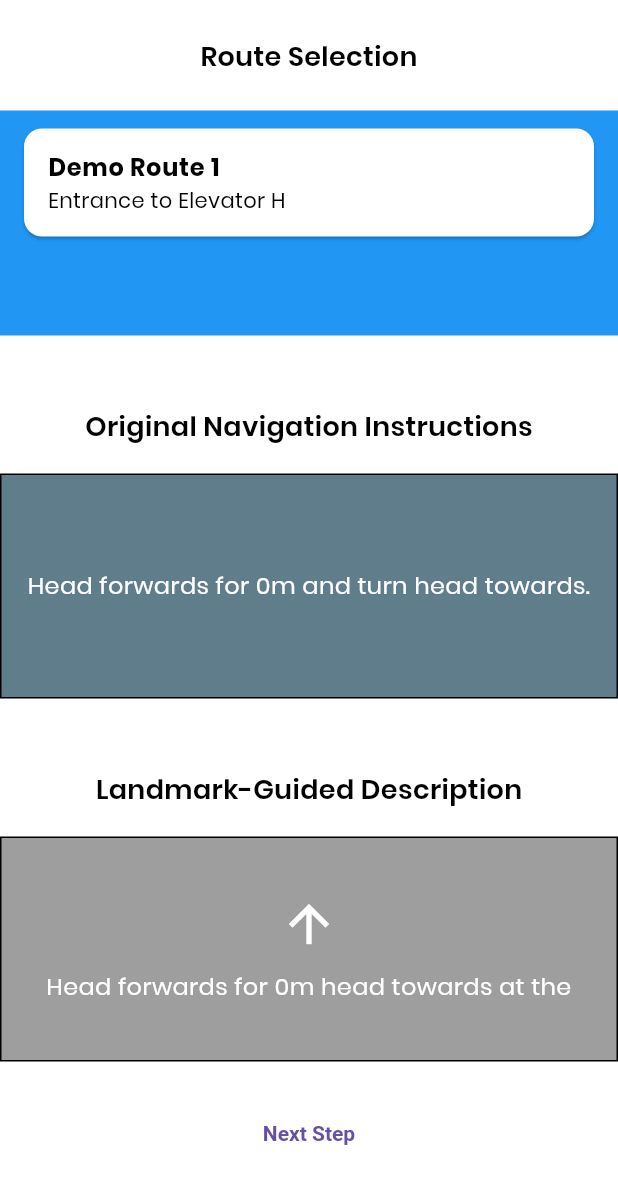
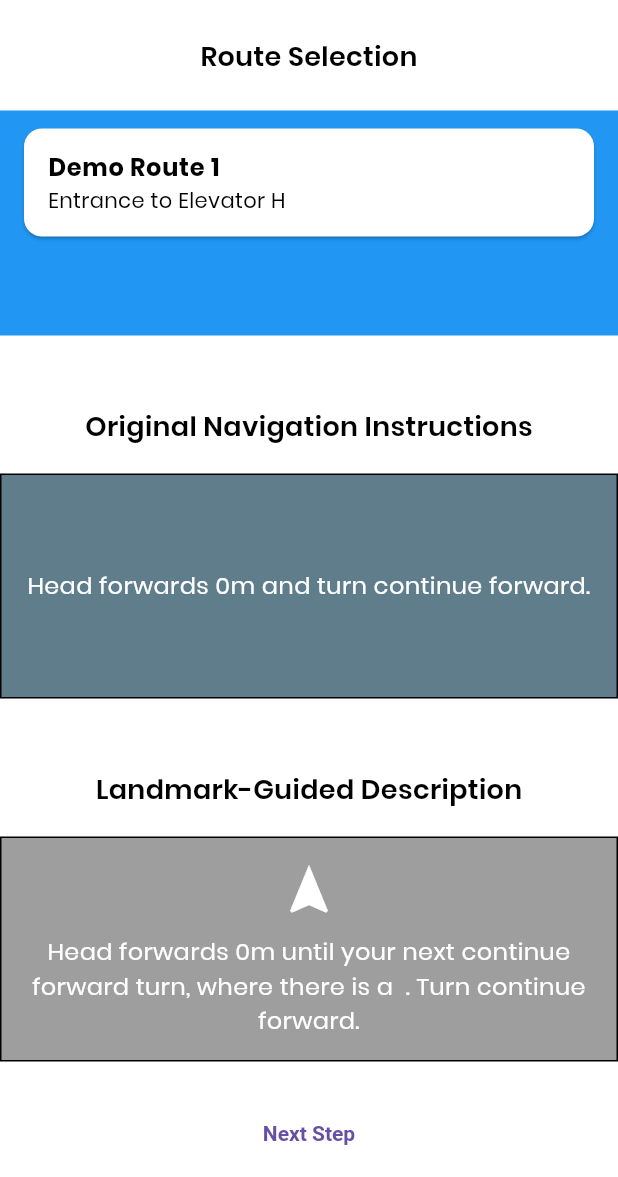
Before and after one commit to adoan-edu/indoor-nav, a Flutter app: the screen it shows after launch, after a tap on "Demo Route 1", on a phone screen of 412 x 824 dp, the part 59-1236 px from its top. Run offline on Flutter 3.47's test engine with Material 3 defaults, Android fonts, the phone set to English and light mode, and no system bars; our stand-ins replace flutter_tts.

Commit message:
fix(commit): include missing updates from last commit

```diff
--- a/lib/pages/home.dart
+++ b/lib/pages/home.dart
@@ -104,10 +104,10 @@
           "In ${distance.round()}m, your destination, $destinationName, is on your $action.";
     } else {
       instructionDistanceBased =
-          "Head forwards for ${distance.round()}m and turn $action.";
+          "Head forwards ${distance.round()}m and turn $action.";
       // Utilise description generator for this step
       instructionLandmarkGuided =
-          "Head forwards for ${distance.round()}m ${_generator.generate(nextLandmark, action)}";
+          "Head forwards ${distance.round()}m ${_generator.generate(nextLandmark, action)}";
     }
 
     setState(() {
--- a/lib/utils/description_generator.dart
+++ b/lib/utils/description_generator.dart
@@ -2,8 +2,6 @@
 
 class DescriptionGenerator {
   String generate(Landmark landmark, String action) {
-    // Check for specification of landmark name
-    if (landmark.name.isNotEmpty) {
       // Check for an allocation of the end of the route
       if (landmark.type == 'destination') {
       return "You are arriving at ${landmark.name}.";
@@ -19,8 +17,5 @@
       // Default visual/general description
       return "until your next $action turn, where there is a ${landmark.property} ${landmark.type}. Turn $action.";
     }
-    }
-    // Return instruction even if landmark and route info are incomplete
-    return '$action at the ${landmark.type}';
   }
 }
--- a/lib/utils/navigation_logic.dart
+++ b/lib/utils/navigation_logic.dart
@@ -2,6 +2,7 @@
 import 'dart:math';
 
 class NavigationLogic {
+  num currentHeading = 0;
   // Get action from route data
   double calculateDistance(Landmark currentLandmark, Landmark nextLandmark) {
     final double xO = currentLandmark.x;
@@ -21,14 +22,20 @@
     num theta = atan(
       (yN - yO).abs() / (xN - xO).abs(),
     ); // Angle between the x and y components that separate the current landmark and the next landmark
-    double angleThreshold = pi / 2;
+    double angleThreshold = (3/4) * pi;
 
-    if (0 < theta && theta < angleThreshold) {
-      return 'right';
+    // Compare the current heading with the new heading and update if there is a change
+    if (currentHeading == theta) {
+      return 'head towards';
+    } else {
+      currentHeading = theta;
+      if (0 < theta && theta < angleThreshold) {
+        return 'right';
+      }
+      if (-angleThreshold < theta && theta < 0) {
+        return 'left';
+      }
     }
-    if (-angleThreshold < theta && theta < 0) {
-      return 'left';
-    }
-    return 'head towards';
+    return 'continue forward';
   }
 }
```
